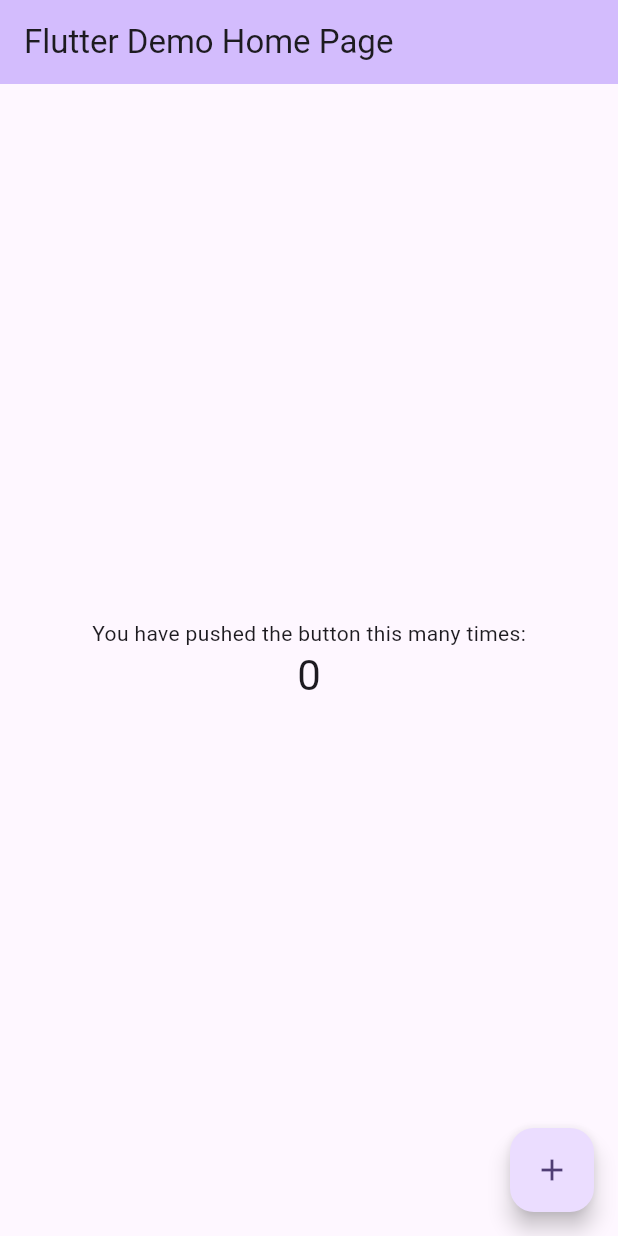
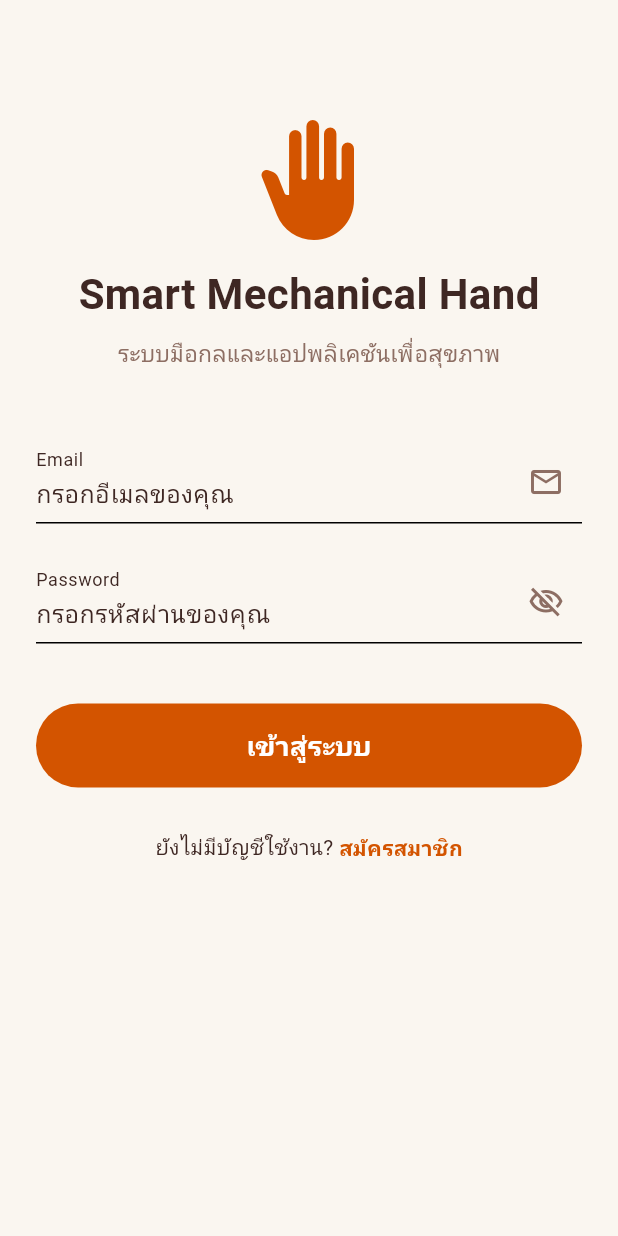
Before and after one commit to Jitjarun052/smart_mechanical_hand, a Flutter app: the screen it shows after launch, on a phone screen of 412 x 824 dp. Run offline on Flutter 3.47's test engine with Material 3 defaults, Android fonts, the phone set to English and light mode, and no system bars.

Commit message:
feat: แก้ไขบักก์พาร์ท Import และติดตั้งหน้าจอ SignIn แกะกล่องสำเร็จ

```diff
--- a/lib/main.dart
+++ b/lib/main.dart
@@ -1,123 +1,21 @@
 import 'package:flutter/material.dart';
+import 'theme/app_theme.dart';
+import 'screens/sign_in_screen.dart'; // 1. import เข้ามา
 
 void main() {
   runApp(const MyApp());
 }
 
-
 class MyApp extends StatelessWidget {
   const MyApp({super.key});
 
-  // This widget is the root of your application.
   @override
   Widget build(BuildContext context) {
     return MaterialApp(
-      title: 'Flutter Demo',
-      theme: ThemeData(
-        // This is the theme of your application.
-        //
-        // TRY THIS: Try running your application with "flutter run". You'll see
-        // the application has a purple toolbar. Then, without quitting the app,
-        // try changing the seedColor in the colorScheme below to Colors.green
-        // and then invoke "hot reload" (save your changes or press the "hot
-        // reload" button in a Flutter-supported IDE, or press "r" if you used
-        // the command line to start the app).
-        //
-        // Notice that the counter didn't reset back to zero; the application
-        // state is not lost during the reload. To reset the state, use hot
-        // restart instead.
-        //
-        // This works for code too, not just values: Most code changes can be
-        // tested with just a hot reload.
-        colorScheme: .fromSeed(seedColor: Colors.deepPurple),
-      ),
-      home: const MyHomePage(title: 'Flutter Demo Home Page'),
+      title: 'Smart Mechanical Hand',
+      debugShowCheckedModeBanner: false,
+      theme: AppTheme.theme,
+      home: const SignInScreen(), // 2. เปลี่ยนให้เปิดหน้า SignInScreen เป็นตัวแรก
     );
   }
 }
-
-class MyHomePage extends StatefulWidget {
-  const MyHomePage({super.key, required this.title});
-
-  // This widget is the home page of your application. It is stateful, meaning
-  // that it has a State object (defined below) that contains fields that affect
-  // how it looks.
-
-  // This class is the configuration for the state. It holds the values (in this
-  // case the title) provided by the parent (in this case the App widget) and
-  // used by the build method of the State. Fields in a Widget subclass are
-  // always marked "final".
-
-  final String title;
-
-  @override
-  State<MyHomePage> createState() => _MyHomePageState();
-}
-
-class _MyHomePageState extends State<MyHomePage> {
-  int _counter = 0;
-
-  void _incrementCounter() {
-    setState(() {
-      // This call to setState tells the Flutter framework that something has
-      // changed in this State, which causes it to rerun the build method below
-      // so that the display can reflect the updated values. If we changed
-      // _counter without calling setState(), then the build method would not be
-      // called again, and so nothing would appear to happen.
-      _counter++;
-    });
-  }
-
-  @override
-  Widget build(BuildContext context) {
-    // This method is rerun every time setState is called, for instance as done
-    // by the _incrementCounter method above.
-    //
-    // The Flutter framework has been optimized to make rerunning build methods
-    // fast, so that you can just rebuild anything that needs updating rather
-    // than having to individually change instances of widgets.
-    return Scaffold(
-      appBar: AppBar(
-        // TRY THIS: Try changing the color here to a specific color (to
-        // Colors.amber, perhaps?) and trigger a hot reload to see the AppBar
-        // change color while the other colors stay the same.
-        backgroundColor: Theme.of(context).colorScheme.inversePrimary,
-        // Here we take the value from the MyHomePage object that was created by
-        // the App.build method, and use it to set our appbar title.
-        title: Text(widget.title),
-      ),
-      body: Center(
-        // Center is a layout widget. It takes a single child and positions it
-        // in the middle of the parent.
-        child: Column(
-          // Column is also a layout widget. It takes a list of children and
-          // arranges them vertically. By default, it sizes itself to fit its
-          // children horizontally, and tries to be as tall as its parent.
-          //
-          // Column has various properties to control how it sizes itself and
-          // how it positions its children. Here we use mainAxisAlignment to
-          // center the children vertically; the main axis here is the vertical
-          // axis because Columns are vertical (the cross axis would be
-          // horizontal).
-          //
-          // TRY THIS: Invoke "debug painting" (choose the "Toggle Debug Paint"
-          // action in the IDE, or press "p" in the console), to see the
-          // wireframe for each widget.
-          mainAxisAlignment: .center,
-          children: [
-            const Text('You have pushed the button this many times:'),
-            Text(
-              '$_counter',
-              style: Theme.of(context).textTheme.headlineMedium,
-            ),
-          ],
-        ),
-      ),
-      floatingActionButton: FloatingActionButton(
-        onPressed: _incrementCounter,
-        tooltip: 'Increment',
-        child: const Icon(Icons.add),
-      ),
-    );
-  }
-}
--- /dev/null
+++ b/lib/screens/sign_in_screen.dart
@@ -0,0 +1,158 @@
+import 'package:flutter/material.dart';
+import '../theme/app_theme.dart';
+
+class SignInScreen extends StatefulWidget {
+  const SignInScreen({super.key});
+
+  @override
+  State<SignInScreen> createState() => _SignInScreenState();
+}
+
+class _SignInScreenState extends State<SignInScreen> {
+  final _emailController = TextEditingController();
+  final _passwordController = TextEditingController();
+  bool _obscurePassword = true;
+
+  void _handleMockSignIn() {
+    final email = _emailController.text.trim();
+    final password = _passwordController.text.trim();
+
+    if (email.isEmpty || password.isEmpty) {
+      ScaffoldMessenger.of(context).showSnackBar(
+        const SnackBar(content: Text('กรุณากรอกข้อมูลให้ครบถ้วน')),
+      );
+      return;
+    }
+
+    if (email == 'admin@health.com' && password == '123456') {
+      _showLoginSuccess('ยินดีต้อนรับคุณหมอ/เจ้าหน้าที่ (นักกายภาพบำบัด)');
+    } else if (email == 'patient@health.com' && password == '123456') {
+      _showLoginSuccess('ยินดีต้อนรับผู้ป่วย เข้าสู่ระบบบันทึกผลมือกล');
+    } else {
+      ScaffoldMessenger.of(context).showSnackBar(
+        const SnackBar(content: Text('อีเมลหรือรหัสผ่านจำลองไม่ถูกต้อง (ลองใช้อีเมล patient@health.com รหัส 123456)')),
+      );
+    }
+  }
+
+  void _showLoginSuccess(String message) {
+    showDialog(
+      context: context,
+      builder: (context) => AlertDialog(
+        title: const Row(
+          children: [
+            Icon(Icons.check_circle, color: Colors.green),
+            SizedBox(width: 8),
+            Text('เข้าสู่ระบบสำเร็จ (Mock)'),
+          ],
+        ),
+        content: Text(message),
+        actions: [
+          TextButton(
+            onPressed: () {
+              Navigator.pop(context);
+            },
+            child: const Text('ตกลง'),
+          ),
+        ],
+      ),
+    );
+  }
+
+  @override
+  Widget build(BuildContext context) {
+    return Scaffold(
+      backgroundColor: AppTheme.backgroundColor, // 🛠️ ใช้ชื่อสากลแล้ว
+      body: SafeArea(
+        child: SingleChildScrollView(
+          padding: const EdgeInsets.symmetric(horizontal: 24.0, vertical: 40.0),
+          child: Column(
+            crossAxisAlignment: CrossAxisAlignment.center,
+            children: [
+              const SizedBox(height: 40),
+              const Icon(Icons.back_hand_rounded, size: 80, color: AppTheme.primaryColor), // 🛠️ ใช้ชื่อสากลแล้ว
+              const SizedBox(height: 16),
+              const Text(
+                'Smart Mechanical Hand',
+                style: TextStyle(fontSize: 28, fontWeight: FontWeight.bold, color: AppTheme.textPrimary), // 🛠️ ใช้ชื่อสากลแล้ว
+              ),
+              const SizedBox(height: 8),
+              const Text(
+                'ระบบมือกลและแอปพลิเคชันเพื่อสุขภาพ',
+                style: TextStyle(fontSize: 15, color: AppTheme.textSecondary), // 🛠️ ใช้ชื่อสากลแล้ว
+              ),
+              const SizedBox(height: 48),
+
+              TextField(
+                controller: _emailController,
+                keyboardType: TextInputType.emailAddress,
+                decoration: const InputDecoration(
+                  labelText: 'Email',
+                  hintText: 'กรอกอีเมลของคุณ',
+                  floatingLabelBehavior: FloatingLabelBehavior.always,
+                  suffixIcon: Icon(Icons.email_outlined, color: AppTheme.textSecondary),
+                ),
+              ),
+              const SizedBox(height: 24),
+
+              TextField(
+                controller: _passwordController,
+                obscureText: _obscurePassword,
+                decoration: InputDecoration(
+                  labelText: 'Password',
+                  hintText: 'กรอกรหัสผ่านของคุณ',
+                  floatingLabelBehavior: FloatingLabelBehavior.always,
+                  suffixIcon: IconButton(
+                    icon: Icon(
+                      _obscurePassword ? Icons.visibility_off_outlined : Icons.visibility_outlined,
+                      color: AppTheme.textSecondary,
+                    ),
+                    onPressed: () {
+                      setState(() {
+                        _obscurePassword = !_obscurePassword;
+                      });
+                    },
+                  ),
+                ),
+              ),
+              const SizedBox(height: 40),
+
+              SizedBox(
+                width: double.infinity,
+                height: 56,
+                child: ElevatedButton(
+                  style: ElevatedButton.styleFrom(
+                    backgroundColor: AppTheme.primaryColor, // 🛠️ ใช้ชื่อสากลแล้ว
+                    foregroundColor: Colors.white,
+                    shape: RoundedRectangleBorder(borderRadius: BorderRadius.circular(28)),
+                    elevation: 0,
+                  ),
+                  onPressed: _handleMockSignIn,
+                  child: const Text(
+                    'เข้าสู่ระบบ',
+                    style: TextStyle(fontSize: 18, fontWeight: FontWeight.bold),
+                  ),
+                ),
+              ),
+              const SizedBox(height: 30),
+
+              Row(
+                mainAxisAlignment: MainAxisAlignment.center,
+                children: [
+                  const Text("ยังไม่มีบัญชีใช้งาน? "),
+                  GestureDetector(
+                    onTap: () {},
+                    child: const Text(
+                      'สมัครสมาชิก',
+                      style: TextStyle(color: AppTheme.primaryColor, fontWeight: FontWeight.bold), // 🛠️ ใช้ชื่อสากลแล้ว
+                    ),
+                  ),
+                ],
+              ),
+            ],
+          ),
+        ),
+      ),
+    );
+  }
+}
--- /dev/null
+++ b/lib/theme/app_theme.dart
@@ -0,0 +1,28 @@
+import 'package:flutter/material.dart';
+
+class AppTheme {
+  // 🎯 การตั้งชื่อแบบ Semantic (เป็นกลางตามหน้าที่ของสี)
+  static const Color primaryColor = Color(0xFFD35400);   // สีหลักของแอป (ปุ่มหลัก, ไฮไลท์)
+  static const Color backgroundColor = Color(0xFFFAF6F0); // สีพื้นหลังของแอป
+  static const Color textPrimary = Color(0xFF3E2723);     // สีตัวอักษรหลัก (หัวข้อ, ข้อความสำคัญ)
+  static const Color textSecondary = Color(0xFF8D6E63);   // สีตัวอักษรรอง (คำอธิบายใต้ภาพ, Hint Text)
+  static const Color cardColor = Colors.white;            // สีพื้นหลังของการ์ดหรือกล่องข้อความ
+
+  static ThemeData get theme {
+    return ThemeData(
+      useMaterial3: true,
+      colorScheme: const ColorScheme.light(
+        primary: primaryColor,
+        surface: backgroundColor,
+        onPrimary: Colors.white,
+        onSurface: textPrimary,
+      ),
+      scaffoldBackgroundColor: backgroundColor,
+      cardTheme: const CardThemeData(
+        elevation: 2,
+        shape: RoundedRectangleBorder(borderRadius: BorderRadius.all(Radius.circular(16))),
+        color: cardColor,
+      ),
+    );
+  }
+}
```
